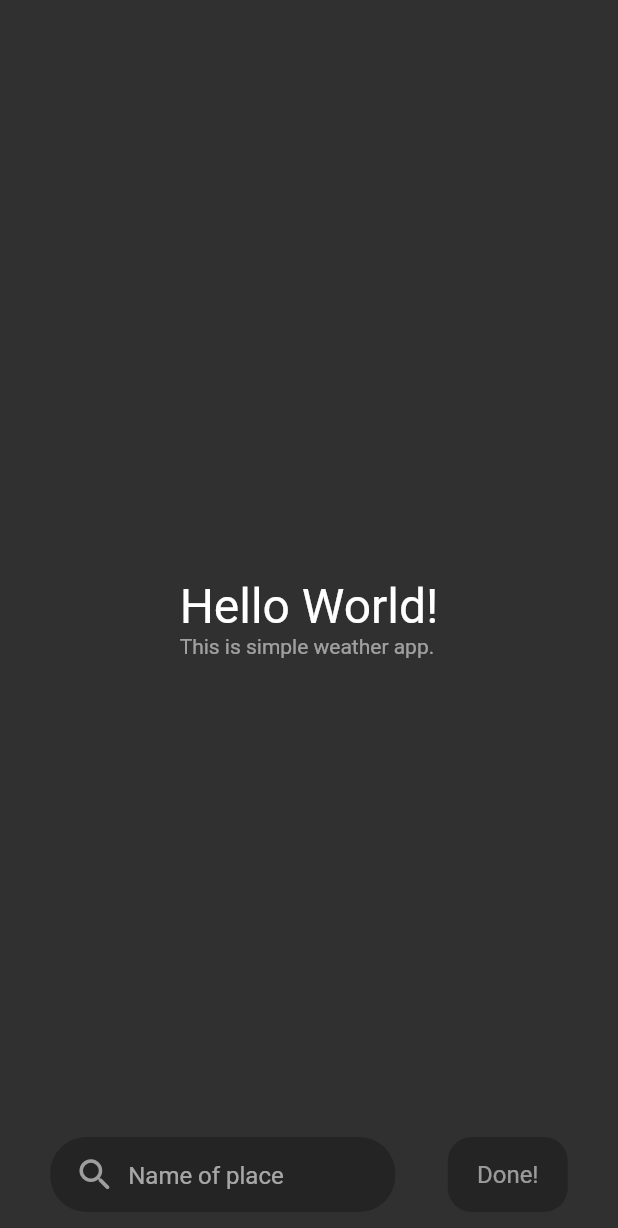
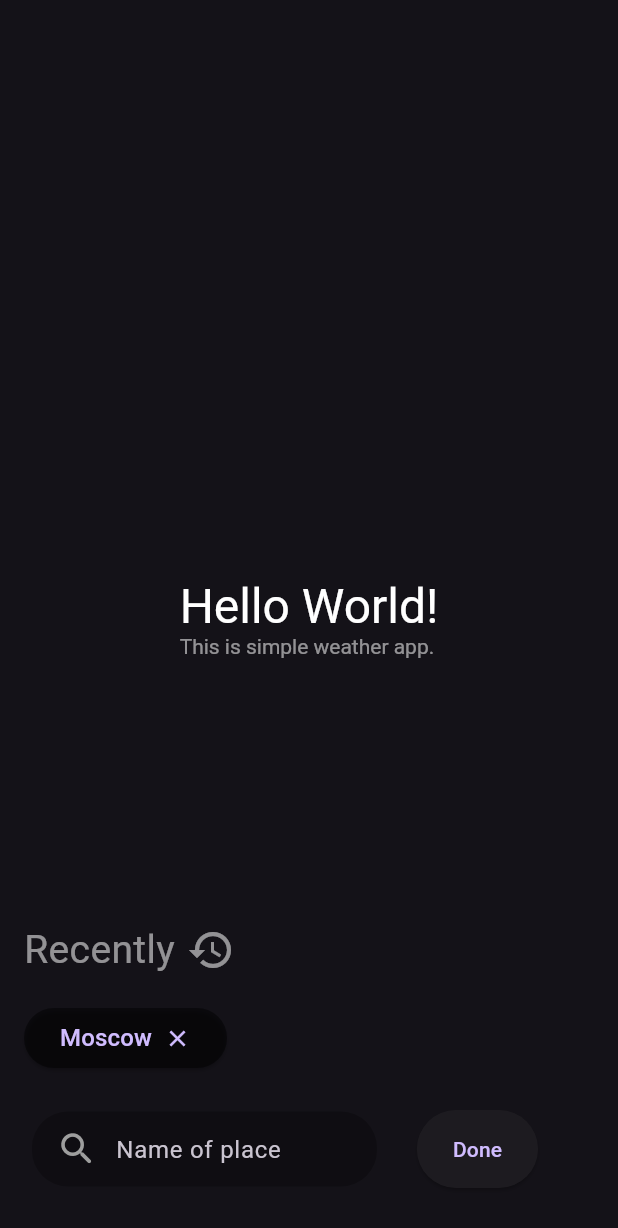
Before and after one commit to musakhamidullin/weather, a Flutter app: the screen it shows after launch, on a phone screen of 412 x 824 dp. Shown: the top 1228 px of the screen. Run offline on Flutter 3.47's test engine with Material 2 defaults, Android fonts, the phone set to English and light mode, and no system bars; our stand-ins replace auto_route, bloc, cached_network_image, connectivity_plus, dio, flutter_bloc and 1 more.

Commit message:
feature: add

```diff
--- a/lib/config.dart
+++ b/lib/config.dart
@@ -20,7 +20,7 @@ class Config {
 
 
   // text style
-  static const double normalSize = 16, bigSize = 32;
+  static const double normalSize = 16, preBigSize = 26, bigSize = 32;
   static const Color textColor = Colors.white54;
 
 
--- a/lib/main.dart
+++ b/lib/main.dart
@@ -46,7 +46,9 @@ class _MainAppState extends State<MainApp> {
     return Provider<WeatherBloc>(
       create: (_) => _weatherBloc,
       child: MaterialApp.router(
-        theme: ThemeData.dark(),
+        theme: ThemeData.dark(
+          useMaterial3: true
+        ),
         routerConfig: _router.config(),
       ),
     );
--- a/lib/src/app/screens/home_screen.dart
+++ b/lib/src/app/screens/home_screen.dart
@@ -68,37 +68,90 @@ class _HomeScreenState extends State<HomeScreen> {
   Widget build(BuildContext context) {
     bool isKeyboard = MediaQuery.of(context).viewInsets.bottom != 0;
     return Scaffold(
-      floatingActionButtonLocation: FloatingActionButtonLocation.centerDocked,
+      floatingActionButtonLocation: FloatingActionButtonLocation.endFloat,
       floatingActionButton: Visibility(
         visible: _connectionStatus == ConnectivityResult.wifi ||
             _connectionStatus == ConnectivityResult.mobile,
         child: Padding(
           padding: const EdgeInsets.symmetric(
               vertical: Config.padding, horizontal: Config.padding),
-          child: Row(
-            mainAxisAlignment: MainAxisAlignment.spaceAround,
-            children: [
-              SearchWidget(textEditingController: _textController),
-              SizedBox(
-                width: 80,
-                child: IconWidget(
-                  onTap: () {
-                    if (_textController.text.isNotEmpty) {
-                      context.read<WeatherBloc>().add(
-                          WeatherEvent.findPlace(value: _textController.text));
-                    }
-                  },
-                  widget: Center(
-                    child: Text(
-                      'Done!',
-                      textAlign: TextAlign.center,
-                      style: TextStyle(
-                          color: Config.textColor, fontSize: Config.normalSize),
+          child: Padding(
+            padding: const EdgeInsets.symmetric(horizontal: Config.padding),
+            child: Column(
+              mainAxisAlignment: MainAxisAlignment.end,
+              children: [
+                Row(
+                  children: [
+                    Text('Recently',
+                        style: TextStyle(
+                            fontSize: Config.preBigSize,
+                            color: Config.textColor)),
+                    SizedBox(
+                      width: Config.padding / 2,
+                    ),
+                    Icon(
+                      Icons.history,
+                      size: 32,
+                      color: Config.textColor,
+                    ),
+                  ],
+                ),
+                SizedBox(height: Config.padding),
+                SizedBox(
+                  width: double.infinity,
+                  child: SingleChildScrollView(
+                    scrollDirection: Axis.horizontal,
+                    child: Row(
+                      mainAxisAlignment: MainAxisAlignment.start,
+                      children: [
+                        ElevatedButton(
+                          onPressed: () {},
+                          style: ButtonStyle(
+                              backgroundColor:
+                                  MaterialStateProperty.all(Colors.black45),
+                              padding: MaterialStateProperty.all(
+                                  EdgeInsets.symmetric(
+                                      horizontal: Config.padding * 1.5))),
+                          child: Row(
+                            children: [
+                              Text(
+                                'Moscow',
+                                style: TextStyle(fontSize: Config.normalSize),
+                              ),
+
+                              SizedBox(width: Config.padding / 2,),
+
+                              GestureDetector(child: Icon(Icons.close), onTap: (){},)
+                            ],
+                          ),
+                        ),
+                      ],
                     ),
                   ),
                 ),
-              )
-            ],
+                SizedBox(
+                  height: Config.padding * 1.5,
+                ),
+                Row(
+                  mainAxisAlignment: MainAxisAlignment.spaceEvenly,
+                  children: [
+                    SearchWidget(textEditingController: _textController),
+                    SizedBox(width: Config.padding,),
+                    ElevatedButton(onPressed: (){
+                       if (_textController.text.isNotEmpty) {
+                            context.read<WeatherBloc>().add(
+                                WeatherEvent.findPlace(
+                                    value: _textController.text));
+                          }
+                    }, child: Text('Done'),
+
+                    style: ButtonStyle(
+                      padding: MaterialStateProperty.all(EdgeInsets.symmetric(horizontal: Config.padding * 1.5, vertical: Config.padding))
+                    ),)
+                  ],
+                ),
+              ],
+            ),
           ),
         ),
       ),
```
